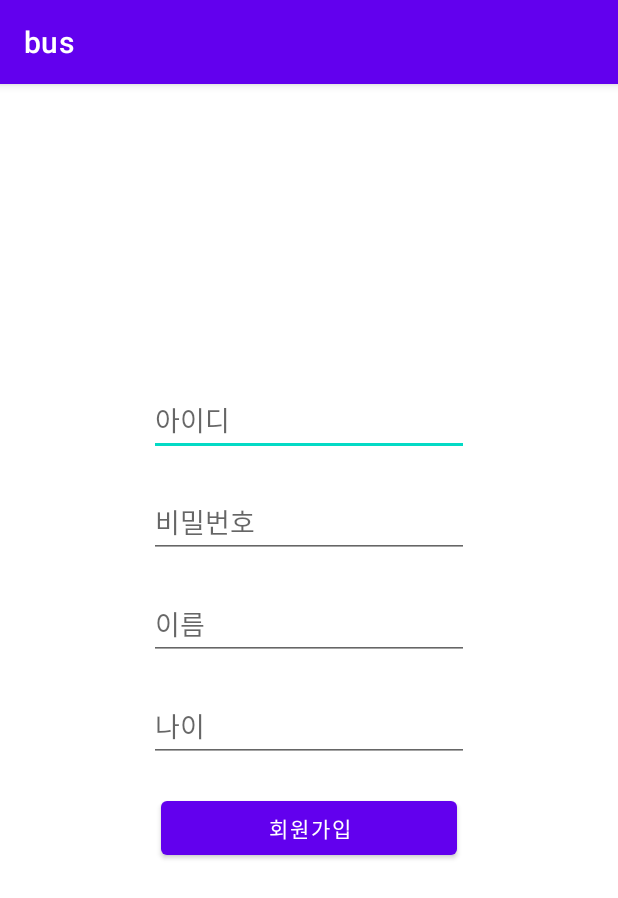
After one commit to hoyeong-s/B_Us, an Android app: the RegisterBus screen opened directly, with no data from a screen before it, on a phone screen of 412 x 824 dp. The commit adds this screen. Shown: the top 898 px of the screen. Run offline under Robolectric (Android 15) with nearby library versions, the phone set to English and light mode, and no system bars.

Commit message:
feat: 로그인예제로 연습

```diff
--- /dev/null
+++ b/app/src/main/java/ssafy/third/bus/RegisterBus.java
@@ -0,0 +1,14 @@
+package ssafy.third.bus;
+
+import androidx.appcompat.app.AppCompatActivity;
+
+import android.os.Bundle;
+
+public class RegisterBus extends AppCompatActivity {
+
+    @Override
+    protected void onCreate(Bundle savedInstanceState) {
+        super.onCreate(savedInstanceState);
+        setContentView(R.layout.activity_register_bus);
+    }
+}
--- /dev/null
+++ b/app/src/main/res/layout/activity_register_bus.xml
@@ -0,0 +1,80 @@
+<?xml version="1.0" encoding="utf-8"?>
+<androidx.constraintlayout.widget.ConstraintLayout xmlns:android="http://schemas.android.com/apk/res/android"
+    xmlns:app="http://schemas.android.com/apk/res-auto"
+    xmlns:tools="http://schemas.android.com/tools"
+    android:layout_width="match_parent"
+    android:layout_height="match_parent"
+    tools:context=".RegisterBus">
+
+    <EditText
+        android:id="@+id/et_id"
+        android:layout_width="wrap_content"
+        android:layout_height="wrap_content"
+        android:layout_marginStart="8dp"
+        android:layout_marginTop="200dp"
+        android:layout_marginEnd="8dp"
+        android:ems="10"
+        android:hint="아이디"
+        android:inputType="textPersonName"
+        android:minHeight="48dp"
+        app:layout_constraintEnd_toEndOf="parent"
+        app:layout_constraintStart_toStartOf="parent"
+        app:layout_constraintTop_toTopOf="parent" />
+
+    <EditText
+        android:id="@+id/et_pass"
+        android:layout_width="wrap_content"
+        android:layout_height="wrap_content"
+        android:layout_marginStart="8dp"
+        android:layout_marginTop="20dp"
+        android:layout_marginEnd="8dp"
+        android:ems="10"
+        android:hint="비밀번호"
+        android:inputType="textPersonName"
+        android:minHeight="48dp"
+        app:layout_constraintEnd_toEndOf="@+id/et_id"
+        app:layout_constraintStart_toStartOf="@+id/et_id"
+        app:layout_constraintTop_toBottomOf="@+id/et_id" />
+
+    <EditText
+        android:id="@+id/et_name"
+        android:layout_width="wrap_content"
+        android:layout_height="wrap_content"
+        android:layout_marginStart="8dp"
+        android:layout_marginTop="20dp"
+        android:layout_marginEnd="8dp"
+        android:ems="10"
+        android:hint="이름"
+        android:inputType="textPersonName"
+        android:minHeight="48dp"
+        app:layout_constraintEnd_toEndOf="@+id/et_pass"
+        app:layout_constraintStart_toStartOf="@+id/et_pass"
+        app:layout_constraintTop_toBottomOf="@+id/et_pass" />
+
+    <EditText
+        android:id="@+id/et_age"
+        android:layout_width="wrap_content"
+        android:layout_height="wrap_content"
+        android:layout_marginStart="8dp"
+        android:layout_marginTop="20dp"
+        android:layout_marginEnd="8dp"
+        android:ems="10"
+        android:hint="나이"
+        android:inputType="textPersonName"
+        android:minHeight="48dp"
+        app:layout_constraintEnd_toEndOf="@+id/et_name"
+        app:layout_constraintStart_toStartOf="@+id/et_name"
+        app:layout_constraintTop_toBottomOf="@+id/et_name" />
+
+    <Button
+        android:id="@+id/btn_register"
+        android:layout_width="0dp"
+        android:layout_height="wrap_content"
+        android:layout_marginStart="8dp"
+        android:layout_marginTop="20dp"
+        android:layout_marginEnd="8dp"
+        android:text="회원가입"
+        app:layout_constraintEnd_toEndOf="@+id/et_age"
+        app:layout_constraintStart_toStartOf="@+id/et_age"
+        app:layout_constraintTop_toBottomOf="@+id/et_age" />
+</androidx.constraintlayout.widget.ConstraintLayout>
--- /dev/null
+++ b/app/src/main/res/values-land/dimens.xml
@@ -0,0 +1,3 @@
+<resources>
+    <dimen name="activity_horizontal_margin">48dp</dimen>
+</resources>
--- /dev/null
+++ b/app/src/main/res/values-w1240dp/dimens.xml
@@ -0,0 +1,3 @@
+<resources>
+    <dimen name="activity_horizontal_margin">200dp</dimen>
+</resources>
--- /dev/null
+++ b/app/src/main/res/values-w600dp/dimens.xml
@@ -0,0 +1,3 @@
+<resources>
+    <dimen name="activity_horizontal_margin">48dp</dimen>
+</resources>
--- /dev/null
+++ b/app/src/main/res/values/dimens.xml
@@ -0,0 +1,5 @@
+<resources>
+    <!-- Default screen margins, per the Android Design guidelines. -->
+    <dimen name="activity_horizontal_margin">16dp</dimen>
+    <dimen name="activity_vertical_margin">16dp</dimen>
+</resources>
```
Also changed, not shown: app/build.gradle (+8 -0 lines), app/src/main/AndroidManifest.xml (+11 -2 lines), app/src/main/java/ssafy/third/bus/LoginActivity.java (added, +14 -0 lines), app/src/main/java/ssafy/third/bus/URLConnector.java (added, +63 -0 lines), app/src/main/res/layout/activity_login.xml (added, +56 -0 lines), app/src/main/res/layout/activity_main.xml (+55 -1 lines), app/src/main/res/values/strings.xml (+9 -0 lines).
